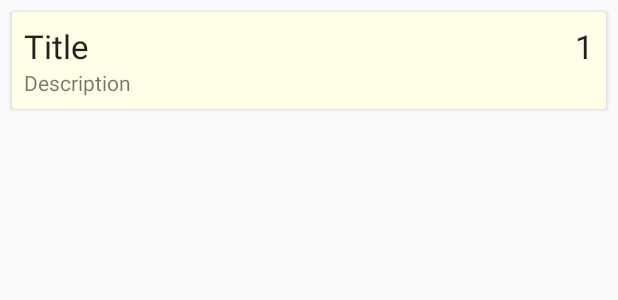
After one commit to sniperking69/DORA, an Android app: the layout msg_item.xml on its own in the app's theme, with its tools: preview values and no code run, on a phone screen of 412 x 824 dp. The commit adds this screen. Shown: the top 300 px of the screen. Run offline under Robolectric (Android 15) with nearby library versions, the phone set to English and light mode, and no system bars.

Commit message:
msg layout

```diff
--- /dev/null
+++ b/app/src/main/res/drawable/ic_add.xml
@@ -0,0 +1,5 @@
+<vector android:height="24dp" android:tint="#FFFFFF"
+    android:viewportHeight="24.0" android:viewportWidth="24.0"
+    android:width="24dp" xmlns:android="http://schemas.android.com/apk/res/android">
+    <path android:fillColor="#FF000000" android:pathData="M19,13h-6v6h-2v-6H5v-2h6V5h2v6h6v2z"/>
+</vector>
--- /dev/null
+++ b/app/src/main/res/drawable/ic_close.xml
@@ -0,0 +1,5 @@
+<vector android:height="24dp" android:tint="#FFFFFF"
+    android:viewportHeight="24.0" android:viewportWidth="24.0"
+    android:width="24dp" xmlns:android="http://schemas.android.com/apk/res/android">
+    <path android:fillColor="#FF000000" android:pathData="M19,6.41L17.59,5 12,10.59 6.41,5 5,6.41 10.59,12 5,17.59 6.41,19 12,13.41 17.59,19 19,17.59 13.41,12z"/>
+</vector>
--- /dev/null
+++ b/app/src/main/res/drawable/ic_save.xml
@@ -0,0 +1,5 @@
+<vector android:height="24dp" android:tint="#FFFFFF"
+    android:viewportHeight="24.0" android:viewportWidth="24.0"
+    android:width="24dp" xmlns:android="http://schemas.android.com/apk/res/android">
+    <path android:fillColor="#FF000000" android:pathData="M17,3L5,3c-1.11,0 -2,0.9 -2,2v14c0,1.1 0.89,2 2,2h14c1.1,0 2,-0.9 2,-2L21,7l-4,-4zM12,19c-1.66,0 -3,-1.34 -3,-3s1.34,-3 3,-3 3,1.34 3,3 -1.34,3 -3,3zM15,9L5,9L5,5h10v4z"/>
+</vector>
--- /dev/null
+++ b/app/src/main/res/layout/msg_item.xml
@@ -0,0 +1,46 @@
+<?xml version="1.0" encoding="utf-8"?>
+<androidx.cardview.widget.CardView xmlns:android="http://schemas.android.com/apk/res/android"
+    xmlns:app="http://schemas.android.com/apk/res-auto"
+    android:layout_width="match_parent"
+    android:layout_height="wrap_content"
+    android:layout_marginEnd="8dp"
+    android:layout_marginStart="8dp"
+    android:layout_marginTop="8dp"
+    app:cardBackgroundColor="#FFFFE8">
+
+    <RelativeLayout
+        android:layout_width="match_parent"
+        android:layout_height="match_parent"
+        android:padding="8dp">
+
+        <TextView
+            android:id="@+id/text_view_title"
+            android:layout_width="wrap_content"
+            android:layout_height="wrap_content"
+            android:layout_alignParentStart="true"
+            android:layout_toStartOf="@id/text_view_priority"
+            android:ellipsize="end"
+            android:maxLines="1"
+            android:text="Title"
+            android:textAppearance="@style/TextAppearance.AppCompat.Large" />
+
+        <TextView
+            android:id="@+id/text_view_priority"
+            android:layout_width="wrap_content"
+            android:layout_height="wrap_content"
+            android:layout_alignParentEnd="true"
+            android:layout_alignParentTop="true"
+            android:text="1"
+            android:textAppearance="@style/TextAppearance.AppCompat.Large" />
+
+        <TextView
+            android:id="@+id/text_view_description"
+            android:layout_width="wrap_content"
+            android:layout_height="wrap_content"
+            android:layout_alignParentStart="true"
+            android:layout_below="@id/text_view_title"
+            android:text="Description" />
+
+    </RelativeLayout>
+
+</androidx.cardview.widget.CardView>
```
Also changed, not shown: app/src/main/java/com/aputech/dora/Adpater/MessageAdapter.java (added, +51 -0 lines), app/src/main/java/com/aputech/dora/Model/Message.java (added, +29 -0 lines), app/src/main/java/com/aputech/dora/ui/msgActivity.java (+41 -0 lines), app/src/main/res/layout/activity_msg.xml (+16 -4 lines), app/src/main/res/menu/new_msg_menu.xml (added, +10 -0 lines).
